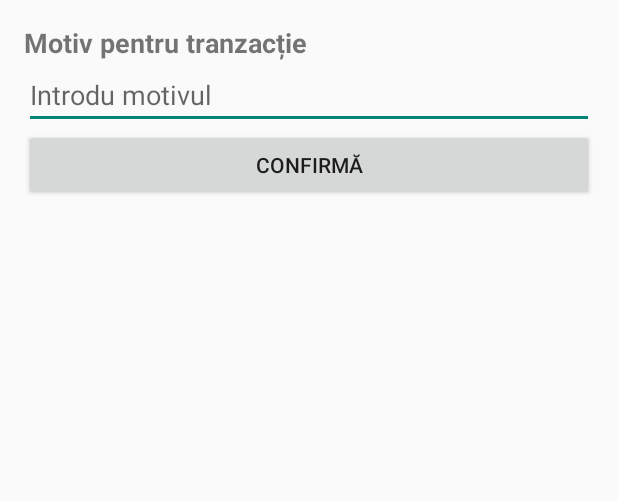
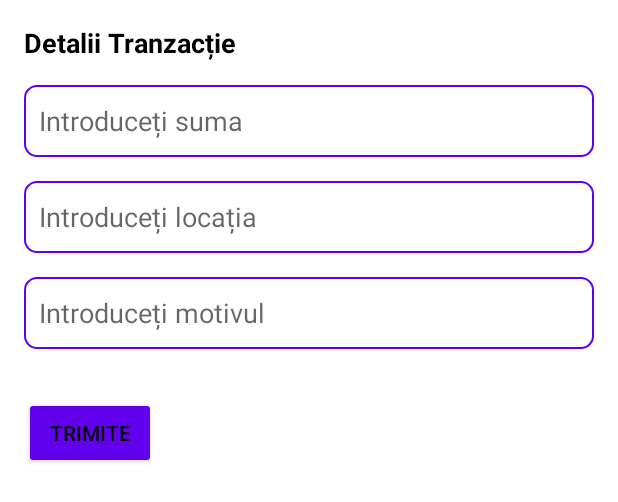
Before and after one commit to RobertCazacu/SpendMate, an Android app built with Jetpack Compose: the layout activity_input_dialog.xml on its own in the app's theme, with its tools: preview values and no code run, on a phone screen of 412 x 824 dp. Shown: the top 502 px of the screen. Run offline under Robolectric (Android 15) with nearby library versions, the light colour scheme and no system bars.

Commit message:
Adăugat API Google pentru locație, îmbunătățit UI, preluare notificări
- Integrat API-ul Google pentru localizare
- Îmbunătățit interfața utilizatorului
- Implementat logica de preluare a informațiilor din notificări

```diff
--- /dev/null
+++ b/app/src/main/res/drawable/edit_text_background.xml
@@ -0,0 +1,12 @@
+<shape xmlns:android="http://schemas.android.com/apk/res/android">
+    <solid android:color="#FFFFFF"/>
+    <stroke
+        android:width="1dp"
+        android:color="#6200EE"/>
+    <corners android:radius="8dp"/>
+    <padding
+        android:left="10dp"
+        android:right="10dp"
+        android:top="5dp"
+        android:bottom="5dp"/>
+</shape>
--- a/app/src/main/res/layout/activity_input_dialog.xml
+++ b/app/src/main/res/layout/activity_input_dialog.xml
@@ -2,27 +2,54 @@
 <LinearLayout xmlns:android="http://schemas.android.com/apk/res/android"
     android:layout_width="match_parent"
     android:layout_height="match_parent"
+    android:orientation="vertical"
     android:padding="16dp"
-    android:orientation="vertical">
+    android:background="@color/background_color">
 
     <TextView
-        android:id="@+id/transactionTitle"
-        android:layout_width="match_parent"
+        android:id="@+id/transaction_details"
+        android:layout_width="wrap_content"
         android:layout_height="wrap_content"
-        android:text="Motiv pentru tranzacție"
+        android:text="Detalii Tranzacție"
         android:textSize="18sp"
-        android:textStyle="bold" />
+        android:textStyle="bold"
+        android:textColor="@color/primary_text_color"
+        android:layout_marginBottom="16dp"/>
 
     <EditText
-        android:id="@+id/inputReason"
+        android:id="@+id/editTextAmount"
         android:layout_width="match_parent"
-        android:layout_height="wrap_content"
-        android:hint="Introdu motivul"
-        android:inputType="text" />
+        android:layout_height="48dp"
+        android:hint="Introduceți suma"
+        android:inputType="numberDecimal"
+        android:padding="10dp"
+        android:background="@drawable/edit_text_background"
+        android:layout_marginBottom="16dp"/>
+
+    <EditText
+        android:id="@+id/editTextLocation"
+        android:layout_width="match_parent"
+        android:layout_height="48dp"
+        android:hint="Introduceți locația"
+        android:padding="10dp"
+        android:background="@drawable/edit_text_background"
+        android:layout_marginBottom="16dp"/>
+
+    <EditText
+        android:id="@+id/editTextReason"
+        android:layout_width="match_parent"
+        android:layout_height="48dp"
+        android:hint="Introduceți motivul"
+        android:padding="10dp"
+        android:background="@drawable/edit_text_background"
+        android:layout_marginBottom="16dp"/>
 
     <Button
-        android:id="@+id/btnConfirm"
-        android:layout_width="match_parent"
-        android:layout_height="wrap_content"
-        android:text="Confirmă" />
+        android:id="@+id/buttonSubmit"
+        android:layout_width="wrap_content"
+        android:layout_height="48dp"
+        android:text="Trimite"
+        android:layout_marginTop="16dp"
+        android:backgroundTint="@color/button_color"
+        android:textColor="@color/primary_text_color"/>
 </LinearLayout>
--- a/app/src/main/res/values/colors.xml
+++ b/app/src/main/res/values/colors.xml
@@ -7,4 +7,7 @@
     <color name="teal_700">#FF018786</color>
     <color name="black">#FF000000</color>
     <color name="white">#FFFFFFFF</color>
+    <color name="background_color">#FFFFFF</color>
+    <color name="primary_text_color">#000000</color>
+    <color name="button_color">#6200EE</color>
 </resources>
```
Also changed, not shown: app/build.gradle.kts (+10 -0 lines), app/src/main/AndroidManifest.xml (+12 -5 lines), app/src/main/java/com/example/readwhritenotification/InputDialogActivity.kt (+44 -14 lines), app/src/main/java/com/example/readwhritenotification/MainActivity.kt (+67 -1 lines), build.gradle.kts (line endings or trailing spaces).
